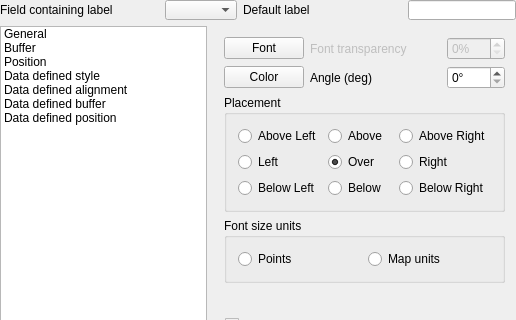
Above: qgis/src/ui/qgslabeldialogbase.ui from sourcepole/qgis before the change; both pictures show x 0 to 516 and y 0 to 320 of the 516 by 487 pixel window. Below: the same form after it.
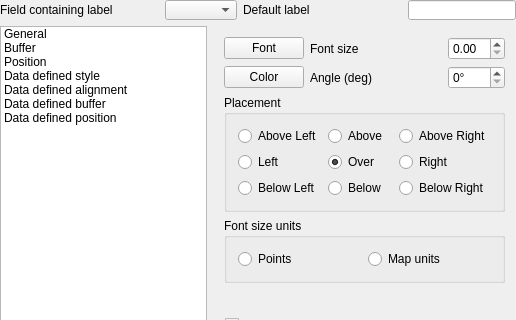
That is the form after the change.

```diff
--- a/qgis/src/ui/qgslabeldialogbase.ui
+++ b/qgis/src/ui/qgslabeldialogbase.ui
@@ -180,11 +180,8 @@
          </item>
          <item row="0" column="1" >
           <widget class="QLabel" name="textLabel5_2_2_3_2" >
-           <property name="enabled" >
-            <bool>false</bool>
-           </property>
            <property name="text" >
-            <string>Font transparency</string>
+            <string>Font size</string>
            </property>
            <property name="alignment" >
             <set>Qt::AlignLeading|Qt::AlignLeft|Qt::AlignVCenter</set>
@@ -192,10 +189,7 @@
           </widget>
          </item>
          <item row="0" column="2" >
-          <widget class="QSpinBox" name="spinFontTransparency" >
-           <property name="enabled" >
-            <bool>false</bool>
-           </property>
+          <widget class="QDoubleSpinBox" name="spinFontSize" >
            <property name="sizePolicy" >
             <sizepolicy vsizetype="Fixed" hsizetype="Fixed" >
              <horstretch>0</horstretch>
@@ -208,12 +202,6 @@
              <height>0</height>
             </size>
            </property>
-           <property name="suffix" >
-            <string>%</string>
-           </property>
-           <property name="maximum" >
-            <number>100</number>
-           </property>
            <property name="value" >
             <number>0</number>
            </property>
```
Left out of the diff: 8 changed lines with no effect on the pictures.
